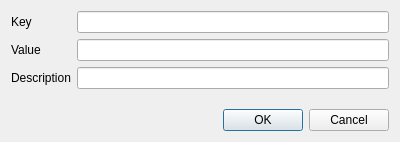
Before: the Qt Designer form dialogs/key_value_dialog.ui in apogza/RestyCage, drawn with Qt 5.
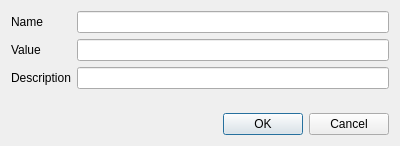
After: the same form once the commit is applied.

The edit to the form file:
```diff
--- a/dialogs/key_value_dialog.ui
+++ b/dialogs/key_value_dialog.ui
@@ -7,7 +7,7 @@
     <x>0</x>
     <y>0</y>
     <width>400</width>
-    <height>142</height>
+    <height>146</height>
    </rect>
   </property>
   <property name="windowTitle">
@@ -19,7 +19,7 @@
      <item row="0" column="0">
       <widget class="QLabel" name="label">
        <property name="text">
-        <string>Key</string>
+        <string>Name</string>
        </property>
       </widget>
      </item>
```
